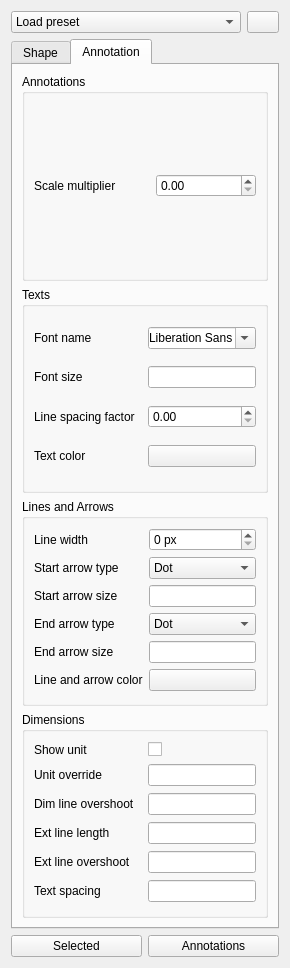
Old version of the form src/Mod/Draft/Resources/ui/TaskPanel_SetStyle.ui in the repository southseact-3d/fcd.
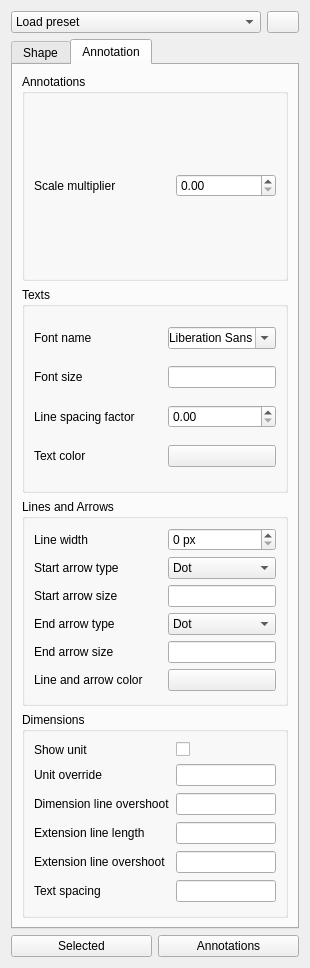
New version of the form. The open tabs and pages were chosen to show the change. Icons and pictures are not drawn. Custom widgets are drawn as their Qt base class.

```diff
--- a/src/Mod/Draft/Resources/ui/TaskPanel_SetStyle.ui
+++ b/src/Mod/Draft/Resources/ui/TaskPanel_SetStyle.ui
@@ -567,7 +567,7 @@
           <item row="2" column="0">
            <widget class="QLabel" name="label_DimOvershoot">
             <property name="text">
-             <string>Dim line overshoot</string>
+             <string>Dimension line overshoot</string>
             </property>
            </widget>
           </item>
@@ -584,7 +584,7 @@
           <item row="3" column="0">
            <widget class="QLabel" name="label_ExtLines">
             <property name="text">
-             <string>Ext line length</string>
+             <string>Extension line length</string>
             </property>
            </widget>
           </item>
@@ -604,7 +604,7 @@
           <item row="4" column="0">
            <widget class="QLabel" name="label_ExtOvershoot">
             <property name="text">
-             <string>Ext line overshoot</string>
+             <string>Extension line overshoot</string>
             </property>
            </widget>
           </item>
```
